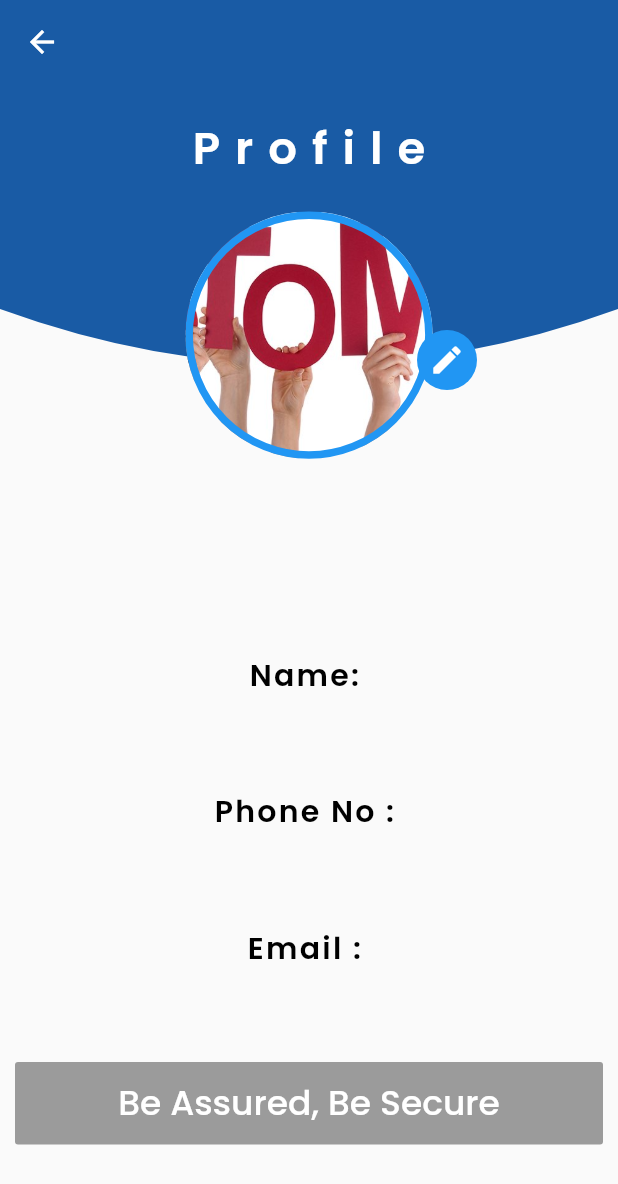
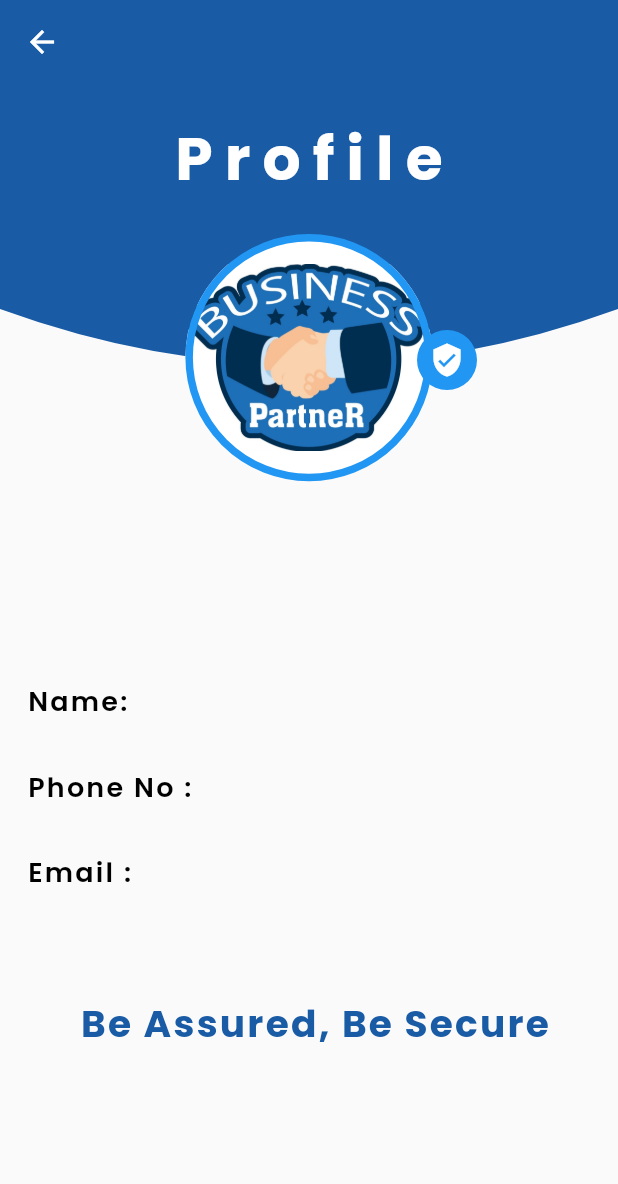
Before and after one commit to ay6291693/The-Security-Man, a Flutter app: the ProfilePage screen opened directly, on a phone screen of 412 x 824 dp. Shown: the top 1184 px of the screen. Run offline on Flutter 3.47's test engine with Material 2 defaults, Android fonts, the phone set to English and light mode, and no system bars; our stand-ins replace cloud_firestore, file_picker, firebase_auth, firebase_core, firebase_storage, flutter_spinkit and 7 more; missing offline and left inert: email_auth, sms; accounts and stored records are empty; project files that could hold a hidden picture were left out.

Commit message:
Final Application

```diff
--- a/lib/OtpVerify/ConstantForOTP.dart
+++ b/lib/OtpVerify/ConstantForOTP.dart
@@ -2,4 +2,7 @@ class Constant{
   static bool check;
   static bool jobApplyEmailCheck=false;
   static bool securityServiceRequestEmailCheck=false;
+  static bool phoneOtpVerifyForRegister=false;
+  static bool phoneOtpVerifyForJobApplyForm=false;
+  static bool phoneOtpVerifyForSecurityServiceRequest=false;
 }
--- a/lib/OtpVerify/OtpVerify.dart
+++ b/lib/OtpVerify/OtpVerify.dart
@@ -44,7 +44,7 @@ class _OtpVerifyState extends State<OtpVerify> {
     );
   }
 
-  void verifyOTP(){
+  void verifyEmailOTP(){
     var res = EmailAuth.validate(receiverMail: widget.email, userOTP: otp.text);
 
     if(res){
@@ -85,7 +85,7 @@ class _OtpVerifyState extends State<OtpVerify> {
               Container(
                 child: InkWell(
                   onTap: (){
-                    verifyOTP();
+                    verifyEmailOTP();
                     if(verifiedOTP==true){
 
                       if(widget.name=="Register"){
--- a/lib/profilepage.dart
+++ b/lib/profilepage.dart
@@ -5,19 +5,33 @@ import 'package:thesecurityman/Database_Models/user_model.dart';
 import 'package:thesecurityman/constants.dart';
 
 class ProfilePage extends StatefulWidget {
-  const ProfilePage({Key key}) : super(key: key);
+  final String identity;
+  const ProfilePage({Key key,this.identity}) : super(key: key);
   @override
   _ProfilePageState createState() => _ProfilePageState();
 }
 
 class _ProfilePageState extends State<ProfilePage> {
 
+   String profileImage;
+
   User user = FirebaseAuth.instance.currentUser;
   UserModel loggedInUser = UserModel();
 
+  void setProfileImage(String identity){
+    if(identity=="Customer"){
+      this.profileImage="assets/Customer.jpg";
+    }else if(identity=="Security Man"){
+      this.profileImage="assets/Splash.jpg";
+    }else{
+      this.profileImage="assets/business-partner.jpg";
+    }
+  }
   @override
   void initState() {
     super.initState();
+    setProfileImage(widget.identity);
+
     FirebaseFirestore.instance
         .collection("users")
         .doc(user.uid)
@@ -87,10 +101,10 @@ class _ProfilePageState extends State<ProfilePage> {
                 child: Text(
                   "Profile",
                   style: TextStyle(
-                    fontSize: 30,
-                    letterSpacing: 10,
+                    fontSize: 40,
+                    letterSpacing: 8,
                     color: Colors.white,
-                    fontWeight: FontWeight.w600,
+                    fontWeight: FontWeight.bold,
                   ),
                 ),
               ),
@@ -102,9 +116,9 @@ class _ProfilePageState extends State<ProfilePage> {
                   border: Border.all(color: Colors.blue, width: 5),
                   shape: BoxShape.circle,
                   color: Colors.white,
-                  image: const DecorationImage(
-                    fit: BoxFit.cover,
-                    image: AssetImage('assets/Customer.jpg'),
+                  image:  DecorationImage(
+                    fit: BoxFit.contain,
+                    image: AssetImage(profileImage),
                   ),
                 ),
               ),
@@ -117,56 +131,70 @@ class _ProfilePageState extends State<ProfilePage> {
                 height: 450,
                 width: double.infinity,
                 margin: const EdgeInsets.symmetric(horizontal: 10),
+                child: Padding(
+                  padding: EdgeInsets.only(left: 8),
                   child: Column(
-                  mainAxisAlignment: MainAxisAlignment.spaceEvenly,
+                    mainAxisAlignment: MainAxisAlignment.start,
+                    crossAxisAlignment: CrossAxisAlignment.stretch,
                     children: <Widget>[
+                      SizedBox(
+                        height: 80,
+                      ),
                       Text(
                         "Name: ${loggedInUser.name}",
                         style: TextStyle(
-                        fontSize: 20,
-                        letterSpacing: 1.5,
-                        color: Colors.black,
-                        fontWeight: FontWeight.w600,
-                      ),
-                    ),
-                    Text(
-                      'Phone No : ${loggedInUser.phoneNum}',
-                      style: TextStyle(
-                        fontSize: 20,
-                        letterSpacing: 1.5,
-                        color: Colors.black,
-                        fontWeight: FontWeight.w600,
-                      ),
-                    ),
-                    Text(
-                      'Email : ${loggedInUser.email}',
-                      style: TextStyle(
-                        fontSize: 20,
+                          fontSize: 18,
                           letterSpacing: 1.5,
                           color: Colors.black,
                           fontWeight: FontWeight.w600,
                         ),
                       ),
                       SizedBox(
+                        height: 30,
+                      ),
+                      Text(
+                        'Phone No : ${loggedInUser.phoneNum}',
+                        style: TextStyle(
+                          fontSize: 18,
+                          letterSpacing: 1.5,
+                          color: Colors.black,
+                          fontWeight: FontWeight.w600,
+                        ),
+                      ),
+                      SizedBox(
+                        height: 30,
+                      ),
+                      Text(
+                        'Email : ${loggedInUser.email}',
+                        style: TextStyle(
+                          fontSize: 18,
+                          letterSpacing: 1.5,
+                          color: Colors.black,
+                          fontWeight: FontWeight.w600,
+                        ),
+                      ),
+                      SizedBox(
+                        height: 60,
+                      ),
+                      SizedBox(
                         height: 55,
                         //width: double.infinity,
                         // ignore: deprecated_member_use
-                      child: RaisedButton(
-                        onPressed: null,
-                        color: mainColor,
                         child: Center(
                           child: Text(
                             "Be Assured, Be Secure",
                             style: TextStyle(
-                              fontSize: 23,
-                              color: Colors.white,
-                            ),
+                              fontSize: 25,
+                              color: mainColor,
+                              fontWeight: FontWeight.bold,
+                              letterSpacing: 1.5
                             ),
                           ),
                         ),
                       )
                     ],
                   ),
+                )
               )
             ],
           ),
@@ -176,7 +204,7 @@ class _ProfilePageState extends State<ProfilePage> {
               backgroundColor: Colors.blue,
               child: IconButton(
                 icon: const Icon(
-                  Icons.edit,
+                  Icons.verified_user,
                   color: Colors.white,
                 ),
                 onPressed: () {},
--- a/pubspec.yaml
+++ b/pubspec.yaml
@@ -42,7 +42,8 @@ dependencies:
 
   #package for phone num verification
   http: ^0.12.2
-
+  flutter_otp: ^0.3.2
+  sms: ^0.2.4
 
   # The following adds the Cupertino Icons font to your application.
   # Use with the CupertinoIcons class for iOS style icons.
@@ -103,6 +104,7 @@ flutter:
     - assets/SplashScreen/icon_white.svg
     - assets/SplashScreen/Search.svg
     - assets/SplashScreen/logo_png.png
+    - assets/Indian-Flag.png
   #   - images/a_dot_ham.jpeg
 
   # An image asset can refer to one or more resolution-specific "variants", see
```
Also changed, not shown: lib/OtpVerify/MobileOtpVerify.dart (+39 -11 lines), lib/Register.dart (+33 -15 lines), lib/components/DashBottomNavBar.dart (+5 -2 lines), lib/details/Detail_Page/JobApplyForm.dart (+34 -7 lines), lib/details/Detail_Page/SecurityServiceRequest.dart (+34 -8 lines), lib/splashScreen.dart (+18 -2 lines), assets/Indian-Flag.png (added), pubspec.lock. Lines whose indentation alone changed are shown as unchanged.
